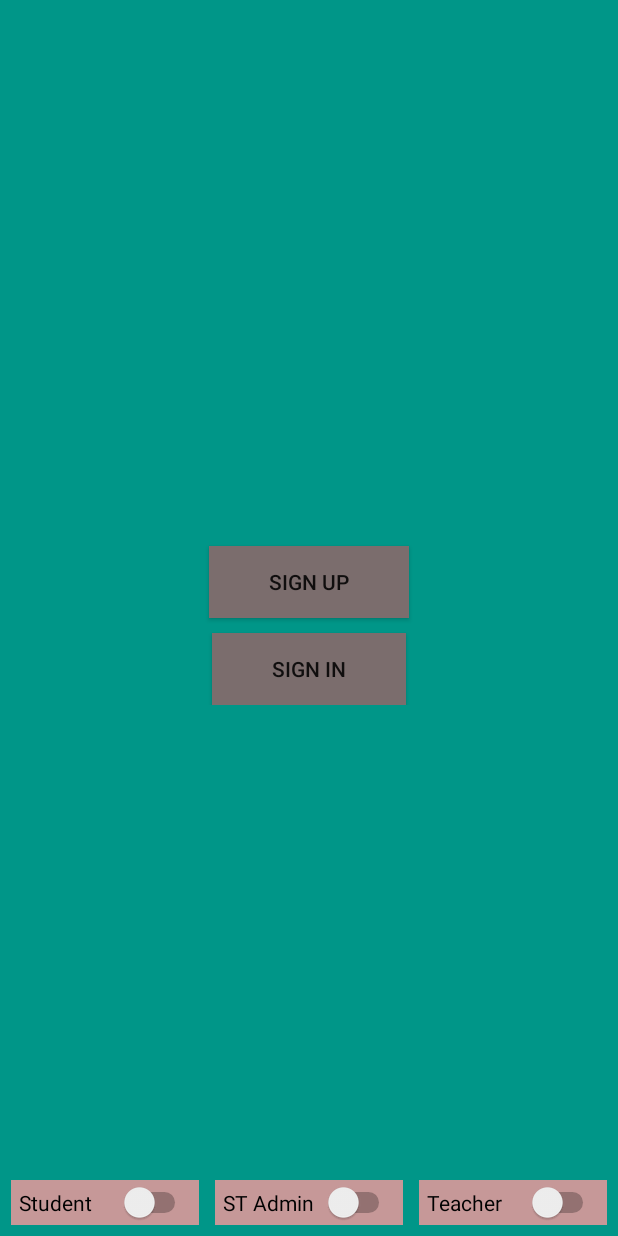
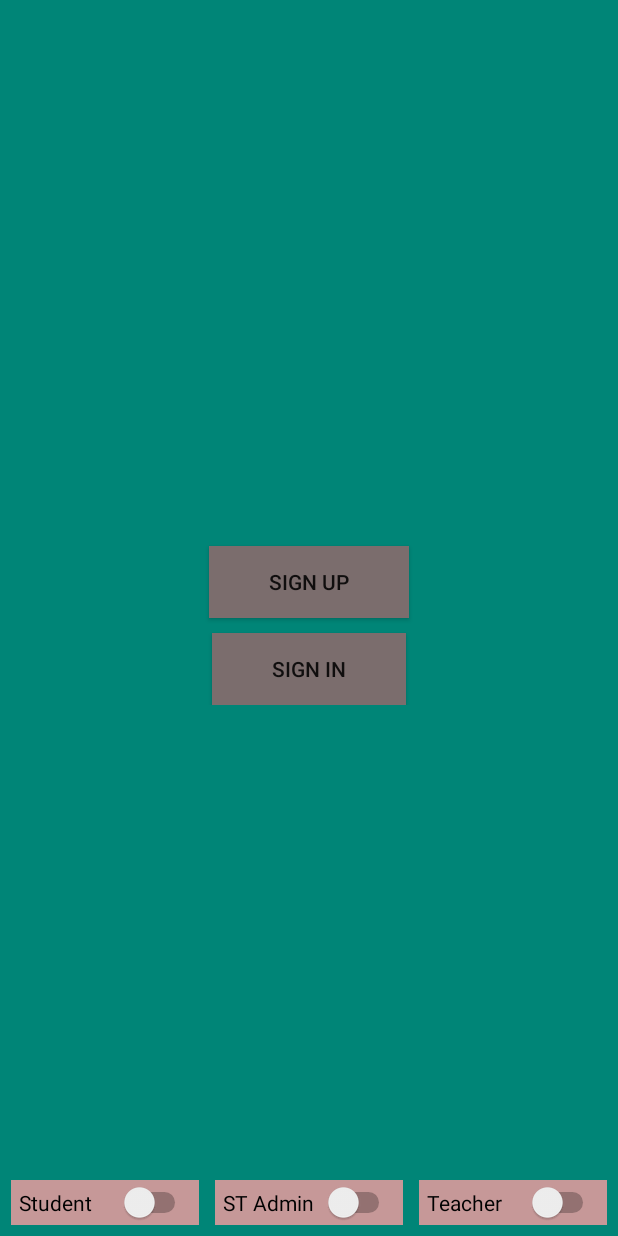
Before and after one commit to Uni-chat/Uni_Chat_Pro, an Android app: the screen it shows after launch (LandingPage), on a phone screen of 412 x 824 dp. Run offline under Robolectric (Android 15) with nearby library versions, the phone set to English and light mode, and no system bars.

Commit message:
BG change

```diff
--- a/app/src/main/res/layout/fragment_landing_two.xml
+++ b/app/src/main/res/layout/fragment_landing_two.xml
@@ -5,6 +5,7 @@
     android:id="@+id/lySliderFragment"
     android:layout_width="match_parent"
     android:layout_height="match_parent"
+    android:background="@color/colorPrimary"
     tools:context=".Logfiles.LandingTwo">
 
     <LinearLayout
```
